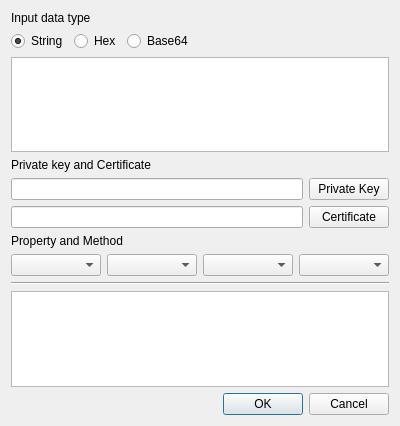
This is BerViewer/sign_verify_dlg.ui in jykim74/BerEditor as Qt 5 draws it before an edit. The edited form follows.
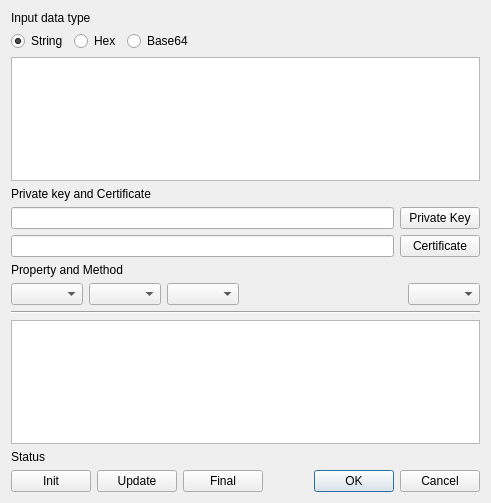
This is the edited form.

Commit message: Hash, HMAC, Signature support Init, Update and Final

The edit to the form file:
```diff
--- a/BerViewer/sign_verify_dlg.ui
+++ b/BerViewer/sign_verify_dlg.ui
@@ -6,22 +6,80 @@
    <rect>
     <x>0</x>
     <y>0</y>
-    <width>400</width>
-    <height>426</height>
+    <width>491</width>
+    <height>503</height>
    </rect>
   </property>
   <property name="windowTitle">
    <string>Signature / Verify</string>
   </property>
-  <layout class="QVBoxLayout" name="verticalLayout">
-   <item>
+  <layout class="QGridLayout" name="gridLayout">
+   <item row="10" column="0" colspan="5">
+    <widget class="QLabel" name="mStatusLabel">
+     <property name="text">
+      <string>Status</string>
+     </property>
+    </widget>
+   </item>
+   <item row="2" column="0" colspan="5">
+    <widget class="QPlainTextEdit" name="mInputText"/>
+   </item>
+   <item row="9" column="0" colspan="5">
+    <widget class="QPlainTextEdit" name="mOutputText"/>
+   </item>
+   <item row="12" column="4">
+    <widget class="QDialogButtonBox" name="buttonBox">
+     <property name="orientation">
+      <enum>Qt::Horizontal</enum>
+     </property>
+     <property name="standardButtons">
+      <set>QDialogButtonBox::Cancel|QDialogButtonBox::Ok</set>
+     </property>
+    </widget>
+   </item>
+   <item row="0" column="0" colspan="2">
     <widget class="QLabel" name="label">
      <property name="text">
       <string>Input data type</string>
      </property>
     </widget>
    </item>
-   <item>
+   <item row="12" column="2">
+    <widget class="QPushButton" name="mFinalBtn">
+     <property name="text">
+      <string>Final</string>
+     </property>
+    </widget>
+   </item>
+   <item row="3" column="0" colspan="2">
+    <widget class="QLabel" name="label_2">
+     <property name="text">
+      <string>Private key and Certificate</string>
+     </property>
+    </widget>
+   </item>
+   <item row="12" column="0">
+    <widget class="QPushButton" name="mInitBtn">
+     <property name="text">
+      <string>Init</string>
+     </property>
+    </widget>
+   </item>
+   <item row="5" column="0" colspan="5">
+    <layout class="QHBoxLayout" name="horizontalLayout_3">
+     <item>
+      <widget class="QLineEdit" name="mCertPath"/>
+     </item>
+     <item>
+      <widget class="QPushButton" name="mCertBtn">
+       <property name="text">
+        <string>Certificate</string>
+       </property>
+      </widget>
+     </item>
+    </layout>
+   </item>
+   <item row="1" column="0" colspan="5">
     <layout class="QHBoxLayout" name="horizontalLayout">
      <item>
       <widget class="QRadioButton" name="mInputStringBtn">
@@ -62,17 +120,14 @@
      </item>
     </layout>
    </item>
-   <item>
-    <widget class="QPlainTextEdit" name="mInputText"/>
-   </item>
-   <item>
-    <widget class="QLabel" name="label_2">
+   <item row="12" column="1">
+    <widget class="QPushButton" name="mUpdateBtn">
      <property name="text">
-      <string>Private key and Certificate</string>
+      <string>Update</string>
      </property>
     </widget>
    </item>
-   <item>
+   <item row="4" column="0" colspan="5">
     <layout class="QHBoxLayout" name="horizontalLayout_2">
      <item>
       <widget class="QLineEdit" name="mPriKeyPath"/>
@@ -86,28 +141,14 @@
      </item>
     </layout>
    </item>
-   <item>
-    <layout class="QHBoxLayout" name="horizontalLayout_3">
-     <item>
-      <widget class="QLineEdit" name="mCertPath"/>
-     </item>
-     <item>
-      <widget class="QPushButton" name="mCertBtn">
-       <property name="text">
-        <string>Certificate</string>
-       </property>
-      </widget>
-     </item>
-    </layout>
-   </item>
-   <item>
+   <item row="6" column="0" colspan="2">
     <widget class="QLabel" name="label_3">
      <property name="text">
       <string>Property and Method</string>
      </property>
     </widget>
    </item>
-   <item>
+   <item row="7" column="0" colspan="5">
     <layout class="QHBoxLayout" name="horizontalLayout_4">
      <item>
       <widget class="QComboBox" name="mAlgTypeCombo"/>
@@ -118,30 +159,56 @@
      <item>
       <widget class="QComboBox" name="mVersionCombo"/>
      </item>
+     <item>
+      <spacer name="horizontalSpacer_3">
+       <property name="orientation">
+        <enum>Qt::Horizontal</enum>
+       </property>
+       <property name="sizeHint" stdset="0">
+        <size>
+         <width>40</width>
+         <height>20</height>
+        </size>
+       </property>
+      </spacer>
+     </item>
      <item>
       <widget class="QComboBox" name="mMethodCombo"/>
      </item>
     </layout>
    </item>
-   <item>
+   <item row="12" column="3">
+    <spacer name="horizontalSpacer_2">
+     <property name="orientation">
+      <enum>Qt::Horizontal</enum>
+     </property>
+     <property name="sizeHint" stdset="0">
+      <size>
+       <width>40</width>
+       <height>20</height>
+      </size>
+     </property>
+    </spacer>
+   </item>
+   <item row="8" column="0" colspan="5">
     <widget class="Line" name="line">
      <property name="orientation">
       <enum>Qt::Horizontal</enum>
      </property>
     </widget>
    </item>
-   <item>
-    <widget class="QPlainTextEdit" name="mOutputText"/>
-   </item>
-   <item>
-    <widget class="QDialogButtonBox" name="buttonBox">
+   <item row="11" column="1">
+    <spacer name="verticalSpacer">
      <property name="orientation">
-      <enum>Qt::Horizontal</enum>
+      <enum>Qt::Vertical</enum>
      </property>
-     <property name="standardButtons">
-      <set>QDialogButtonBox::Cancel|QDialogButtonBox::Ok</set>
+     <property name="sizeHint" stdset="0">
+      <size>
+       <width>20</width>
+       <height>40</height>
+      </size>
      </property>
-    </widget>
+    </spacer>
    </item>
   </layout>
  </widget>
```
The commit also changes 8 other files.
